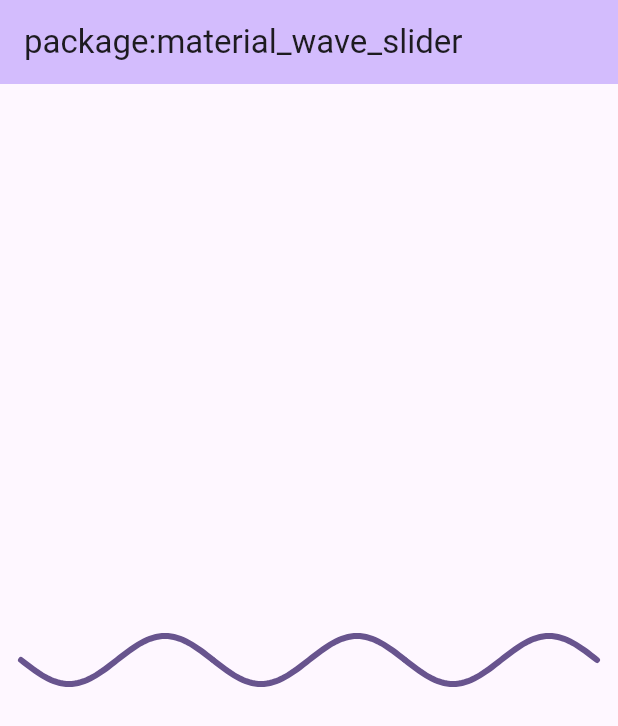
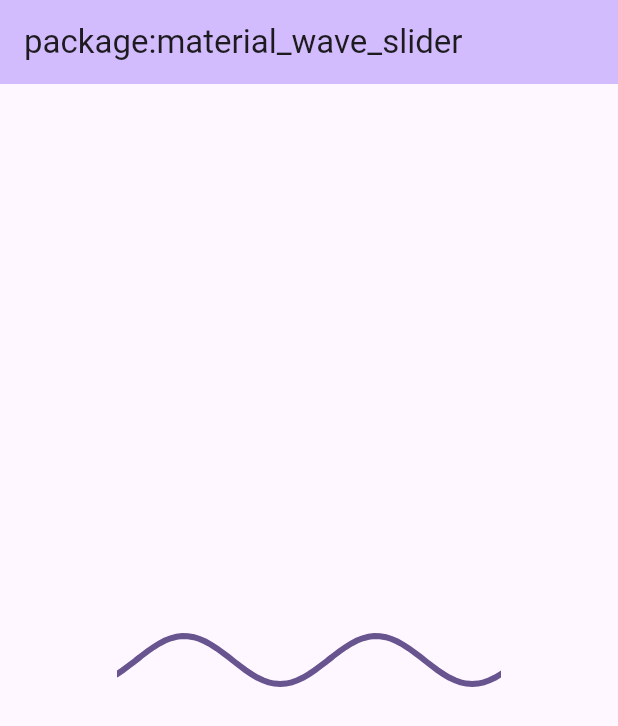
Before and after one commit to alexmercerind/material_wave_slider, a Flutter app: the screen it shows after launch, on a phone screen of 412 x 824 dp. Shown: the top 726 px of the screen. Run offline on Flutter 3.47's test engine with Material 2 defaults, Android fonts, the phone set to English and light mode, and no system bars.

```diff
--- a/example/lib/main.dart
+++ b/example/lib/main.dart
@@ -36,32 +36,15 @@ class _MyHomePageState extends State<MyHomePage> {
         backgroundColor: Theme.of(context).colorScheme.inversePrimary,
       ),
       body: Center(
-        child: Row(
-          mainAxisAlignment: MainAxisAlignment.center,
-          crossAxisAlignment: CrossAxisAlignment.center,
-          children: [
-            CustomPaint(
-              painter: SinePainter(
-                color: Theme.of(context).colorScheme.primary,
-                strokeWidth: 4.0,
-              ),
-              size: const Size(128.0, 128.0),
-            ),
-            CustomPaint(
-              painter: SinePainter(
-                color: Theme.of(context).colorScheme.primary,
-                strokeWidth: 4.0,
-              ),
-              size: const Size(128.0, 128.0),
-            ),
-            CustomPaint(
-              painter: SinePainter(
-                color: Theme.of(context).colorScheme.primary,
-                strokeWidth: 4.0,
-              ),
-              size: const Size(128.0, 128.0),
-            ),
-          ],
+        child: AnimatedSine(
+          width: 128.0 * 2,
+          height: 128.0,
+          repeat: 3,
+          painter: SinePainter(
+            strokeWidth: 4.0,
+            delta: 128.0 / (100.0 / 3.0),
+            color: Theme.of(context).primaryColor,
+          ),
         ),
       ),
     );
--- a/lib/material_wave_slider.dart
+++ b/lib/material_wave_slider.dart
@@ -1,5 +1,104 @@
 import 'dart:math';
 import 'package:flutter/material.dart';
+
+/// {@template animated_sine}
+///
+/// AnimatedSine
+/// ------------
+/// Animated sine wave sliding horizontally from right to left.
+///
+/// {@endtemplate}
+class AnimatedSine extends StatefulWidget {
+  /// The [SinePainter] to draw the sine wave.
+  final SinePainter painter;
+
+  /// The width of the wave.
+  final double width;
+
+  /// The height of the wave.
+  final double height;
+
+  /// The velocity of the wave.
+  final double velocity;
+
+  /// The number of times the wave segment should be drawn.
+  final int repeat;
+
+  const AnimatedSine({
+    Key? key,
+    required this.painter,
+    required this.width,
+    required this.height,
+    this.velocity = 64.0,
+    this.repeat = 3,
+  }) : super(key: key);
+
+  @override
+  State<AnimatedSine> createState() => AnimatedSineState();
+}
+
+class AnimatedSineState extends State<AnimatedSine> {
+  final PageController controller = PageController();
+
+  @override
+  void initState() {
+    super.initState();
+    WidgetsBinding.instance.addPostFrameCallback((_) {
+      controller.animateTo(
+        widget.velocity * const Duration(days: 1024).inSeconds,
+        duration: const Duration(days: 1024),
+        curve: Curves.linear,
+      );
+    });
+  }
+
+  @override
+  void dispose() {
+    controller.dispose();
+    super.dispose();
+  }
+
+  @override
+  Widget build(BuildContext context) {
+    final paint = CustomPaint(
+      painter: widget.painter,
+      size: Size(
+        widget.height,
+        widget.height,
+      ),
+    );
+    return Stack(
+      children: [
+        SizedBox(
+          width: widget.width,
+          height: widget.height,
+          child: SingleChildScrollView(
+            scrollDirection: Axis.horizontal,
+            physics: const NeverScrollableScrollPhysics(),
+            child: SizedBox(
+              width: widget.height * widget.repeat,
+              height: widget.height,
+              child: PageView.builder(
+                controller: controller,
+                pageSnapping: false,
+                scrollDirection: Axis.horizontal,
+                physics: const NeverScrollableScrollPhysics(),
+                itemBuilder: (context, _) => Row(
+                  children: [
+                    for (int i = 0; i < widget.repeat; i++) paint,
+                  ],
+                ),
+              ),
+            ),
+          ),
+        ),
+        const Positioned.fill(
+          child: ColoredBox(color: Colors.transparent),
+        ),
+      ],
+    );
+  }
+}
 
 /// {@template sine_painter}
 ///
@@ -31,9 +130,9 @@ class SinePainter extends CustomPainter {
   const SinePainter({
     required this.color,
     this.delta = 2.0,
-    this.phase = 0.0,
+    this.phase = pi,
     this.amplitude = 16.0,
-    this.strokeCap = StrokeCap.round,
+    this.strokeCap = StrokeCap.butt,
     this.strokeWidth = 2.0,
   });
 
@@ -47,7 +146,7 @@ class SinePainter extends CustomPainter {
 
     final path = Path();
     path.moveTo(0.0, size.height / 2.0);
-    for (double x = 0.0; x <= size.width; x += delta) {
+    for (double x = 0.0; x <= size.width + delta; x += delta) {
       path.lineTo(
         x,
         sin(x / size.width * 2 * pi + phase) * amplitude + size.height / 2.0,
```
